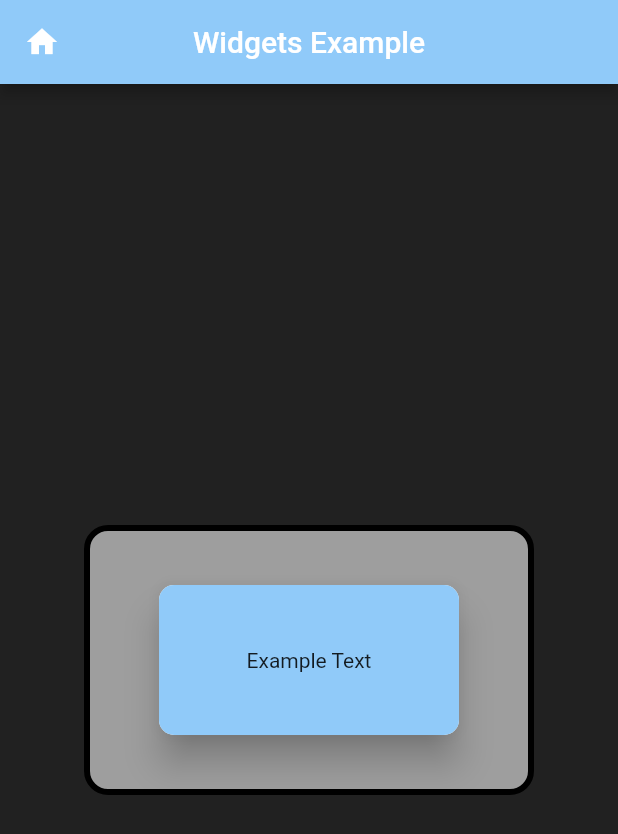
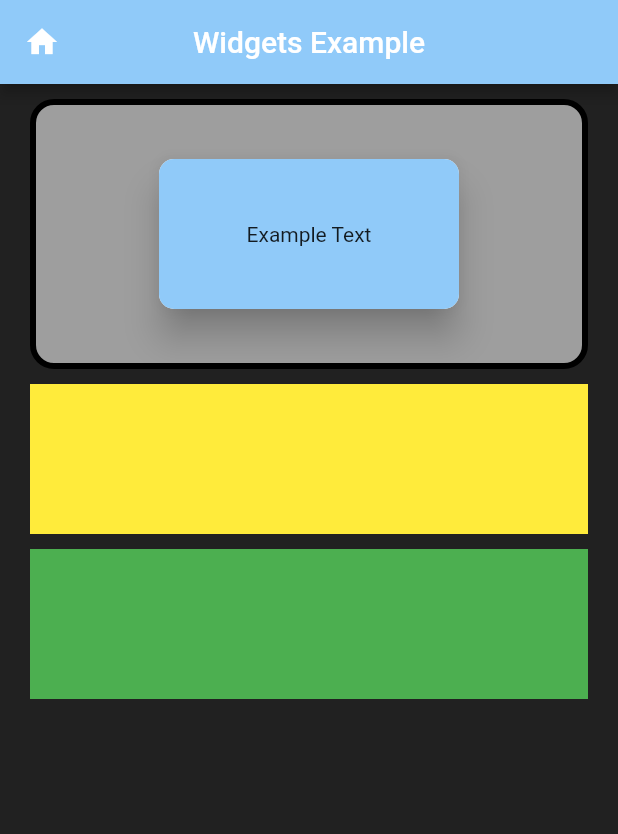
Before and after one commit to Pat992/dart-flutter-2022-clean, a Flutter app: the screen it shows after launch, on a phone screen of 412 x 824 dp. Shown: the top 834 px of the screen. Run offline on Flutter 3.47's test engine with Material 2 defaults, Android fonts, the phone set to English and light mode, and no system bars; missing offline and left inert: dart:ffi.

Commit message:
column example done

```diff
--- a/flutter_grundlagen/lib/presentation/widgets_examples/widgets/container_text_example.dart
+++ b/flutter_grundlagen/lib/presentation/widgets_examples/widgets/container_text_example.dart
@@ -5,15 +5,14 @@ class ContainerTextExample extends StatelessWidget {
 
   @override
   Widget build(BuildContext context) {
-    return Center(
-      child: Container(
+    return Container(
       decoration: BoxDecoration(
         color: Colors.grey,
         border: Border.all(color: Colors.black, width: 4),
         borderRadius: BorderRadius.circular(16),
       ),
       height: 180,
-        width: 300,
+      //width: 300,
       alignment: Alignment.center,
       child: Material(
         borderRadius: BorderRadius.circular(10),
@@ -32,7 +31,6 @@ class ContainerTextExample extends StatelessWidget {
           ),
         ),
       ),
-      ),
     );
   }
 }
--- a/flutter_grundlagen/lib/presentation/widgets_examples/widgets_examples_page.dart
+++ b/flutter_grundlagen/lib/presentation/widgets_examples/widgets_examples_page.dart
@@ -1,3 +1,5 @@
+import 'dart:ffi';
+
 import 'package:flutter/material.dart';
 import 'package:flutter_grundlagen/presentation/widgets_examples/widgets/container_text_example.dart';
 
@@ -14,7 +16,29 @@ class WidgetsExamplesPage extends StatelessWidget {
         leading: const Icon(Icons.home),
         title: const Text('Widgets Example'),
       ),
-      body: const ContainerTextExample(),
+      body: Center(
+        child: Padding(
+          padding: const EdgeInsets.symmetric(vertical: 10, horizontal: 20),
+          child: Column(
+            children: <Widget>[
+              const ContainerTextExample(),
+              const SizedBox(height: 10),
+              Container(
+                color: Colors.yellow,
+                //width: 100,
+                height: 100,
+              ),
+              const SizedBox(height: 10),
+              Container(
+                color: Colors.green,
+                //width: 100,
+                height: 100,
+              ),
+              const SizedBox(height: 10),
+            ],
+          ),
+        ),
+      ),
     );
   }
 }
```
Lines whose indentation alone changed are shown as unchanged.
